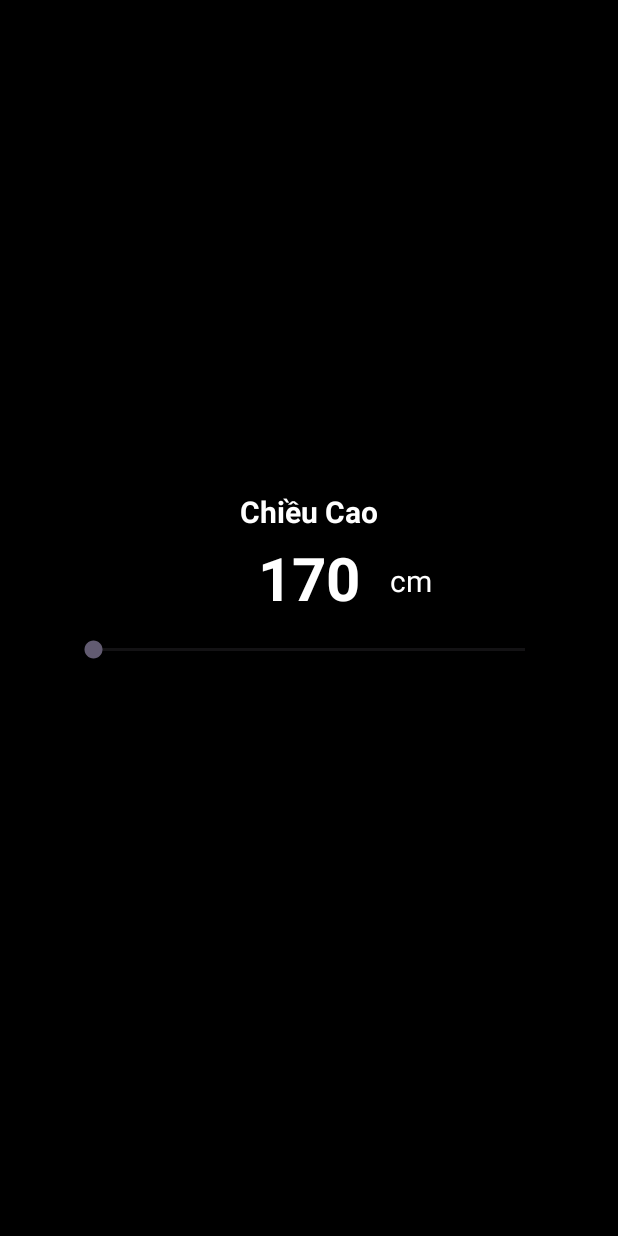
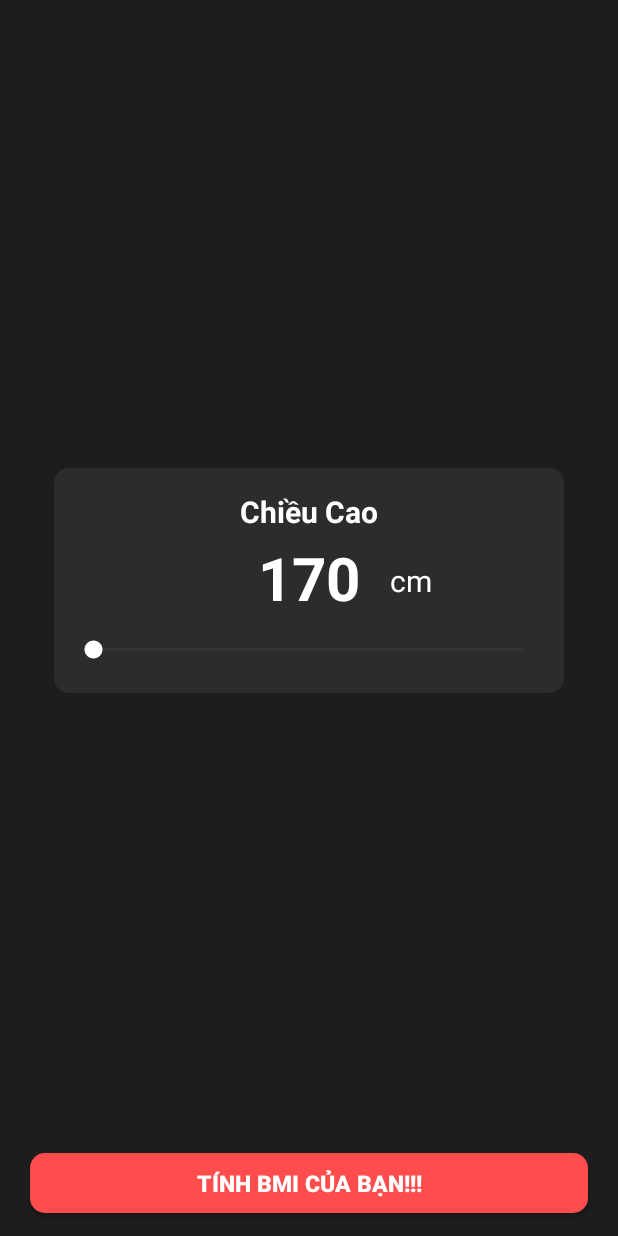
Before and after one commit to HenryMontage/63135975-AndroidProgramming, an Android app: the layout activity_main.xml on its own in the app's theme, with its tools: preview values and no code run, on a phone screen of 412 x 824 dp. Run offline under Robolectric (Android 15) with nearby library versions, the phone set to English and light mode, and no system bars.

Commit message:
Them cac Drawable nhu Button, card, CongTru, ....

```diff
--- /dev/null
+++ b/ntu_63135975/Cau2_AppBMI_Calculator/app/src/main/res/drawable/buttonbackground.xml
@@ -0,0 +1,14 @@
+<?xml version="1.0" encoding="utf-8"?>
+<shape xmlns:android="http://schemas.android.com/apk/res/android"
+    android:shape="rectangle"
+    >
+
+    <solid android:color="#FF4c4c">
+
+    </solid>
+
+    <corners android:radius="10dp">
+
+    </corners>
+
+</shape>
--- /dev/null
+++ b/ntu_63135975/Cau2_AppBMI_Calculator/app/src/main/res/drawable/cardbackground.xml
@@ -0,0 +1,14 @@
+<?xml version="1.0" encoding="utf-8"?>
+<shape xmlns:android="http://schemas.android.com/apk/res/android"
+    android:shape="rectangle"
+    >
+
+    <solid android:color="#2C2C2C">
+
+    </solid>
+
+    <corners android:radius="10dp">
+
+    </corners>
+
+</shape>
--- a/ntu_63135975/Cau2_AppBMI_Calculator/app/src/main/res/layout/activity_bmi.xml
+++ b/ntu_63135975/Cau2_AppBMI_Calculator/app/src/main/res/layout/activity_bmi.xml
@@ -21,7 +21,7 @@
         android:layout_height="match_parent"
         android:padding="20dp"
         android:id="@+id/contentlayout"
-        android:background="@drawable/cardbackgroung"
+        android:background="@drawable/cardbackground"
         android:layout_centerInParent="true"
         >
     </RelativeLayout>
--- a/ntu_63135975/Cau2_AppBMI_Calculator/app/src/main/res/layout/activity_main.xml
+++ b/ntu_63135975/Cau2_AppBMI_Calculator/app/src/main/res/layout/activity_main.xml
@@ -4,7 +4,7 @@
     xmlns:tools="http://schemas.android.com/tools"
     android:layout_width="match_parent"
     android:layout_height="match_parent"
-    android:background="@color/black"
+    android:background="#1E1D1D"
     tools:context=".MainActivity">
 
     <RelativeLayout
@@ -12,7 +12,6 @@
         android:layout_height="wrap_content"
         android:id="@+id/centerhorizontalline"
         android:layout_centerInParent="true">
-
     </RelativeLayout>
 
 
@@ -21,8 +20,11 @@
         android:layout_height="match_parent"
         android:layout_centerInParent="true"
         android:id="@+id/centerverticalline">
+    </RelativeLayout>
 
-    </RelativeLayout>
+
+
+
 
     <RelativeLayout
         android:layout_width="340dp"
@@ -32,6 +34,7 @@
         android:layout_marginLeft="25dp"
         android:layout_marginRight="25dp"
         android:layout_centerHorizontal="true"
+        android:background="@drawable/cardbackground"
         android:id="@+id/heightlayout">
 
         <TextView
@@ -45,7 +48,6 @@
             android:layout_marginTop="15dp">
         </TextView>
 
-
         <TextView
             android:layout_width="wrap_content"
             android:layout_height="wrap_content"
@@ -57,7 +59,6 @@
             android:textStyle="bold"
             android:layout_centerInParent="true"
             android:id="@+id/currentheight">
-
         </TextView>
 
         <TextView
@@ -69,7 +70,6 @@
             android:layout_centerInParent="true"
             android:layout_toEndOf="@id/currentheight"
             android:layout_marginStart="20dp">
-
         </TextView>
 
         <SeekBar
@@ -78,13 +78,28 @@
             android:layout_alignParentBottom="true"
             android:layout_marginBottom="20dp"
             android:layout_marginLeft="10dp"
-            android:progressTint="#FF4c4c"
+            android:progressTint="#FF4C4C"
+            android:thumbTint="@color/white"
             android:layout_marginRight="10dp"
             android:id="@+id/seekbarforheight">
         </SeekBar>
 
+    </RelativeLayout>
 
-    </RelativeLayout>
+    <android.widget.Button
+        android:layout_width="match_parent"
+        android:layout_height="40dp"
+        android:id="@+id/calculatebmi"
+        android:layout_alignParentBottom="true"
+        android:textSize="15sp"
+        android:layout_marginBottom="15dp"
+        android:text="Tính BMI của Bạn!!!"
+        android:textColor="@color/white"
+        android:layout_marginLeft="20dp"
+        android:layout_marginRight="20dp"
+        android:background="@drawable/buttonbackground"
+        android:textStyle="bold">
+    </android.widget.Button>
 
 
 </RelativeLayout>
```
Also changed, not shown: ntu_63135975/Cau2_AppBMI_Calculator/app/src/main/res/drawable/CongTru.xml (added, +14 -0 lines), ntu_63135975/Cau2_AppBMI_Calculator/app/src/main/res/drawable/GioiTinhFocus.xml (added, +14 -0 lines), ntu_63135975/Cau2_AppBMI_Calculator/app/src/main/res/drawable/GioiTinhNotFocus.xml (renamed from ntu_63135975/Cau2_AppBMI_Calculator/app/src/main/res/drawable/cardbackgroung.xml).
